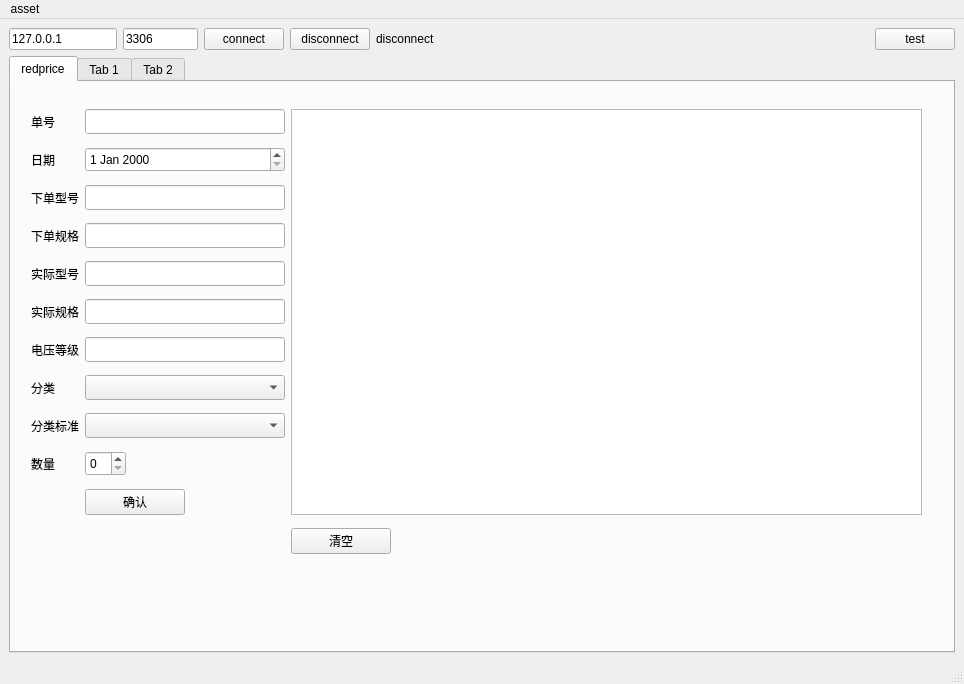
First picture: the form in ui/main.ui, repository LetMeHold/asset.management, before the edit.
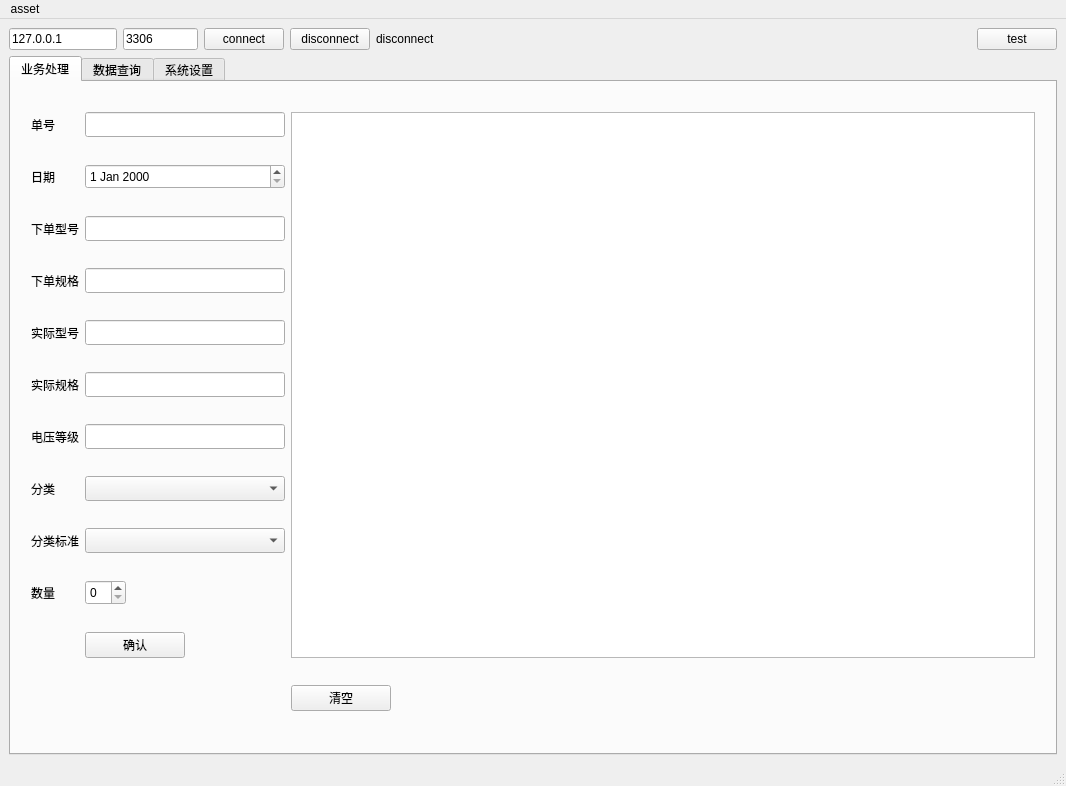
Second picture: the form after the edit. The open tabs and pages were chosen to show the change.

Commit message: 初步完成查询和展示数据的功能

Diff of the .ui file:
```diff
--- a/ui/main.ui
+++ b/ui/main.ui
@@ -6,8 +6,8 @@
    <rect>
     <x>0</x>
     <y>0</y>
-    <width>964</width>
-    <height>684</height>
+    <width>1066</width>
+    <height>786</height>
    </rect>
   </property>
   <property name="windowTitle">
@@ -135,20 +135,86 @@
       </property>
       <widget class="QWidget" name="tabVal">
        <attribute name="title">
-        <string>redprice</string>
+        <string>业务处理</string>
        </attribute>
-       <widget class="QWidget" name="layoutWidget">
-        <property name="geometry">
-         <rect>
-          <x>20</x>
-          <y>20</y>
-          <width>891</width>
-          <height>461</height>
-         </rect>
-        </property>
         <layout class="QGridLayout" name="gridLayout">
+        <property name="leftMargin">
+         <number>20</number>
+        </property>
+        <property name="rightMargin">
+         <number>20</number>
+        </property>
+        <item row="3" column="1">
+         <widget class="QLineEdit" name="edtOrderTyp">
+          <property name="sizePolicy">
+           <sizepolicy hsizetype="Fixed" vsizetype="Fixed">
+            <horstretch>0</horstretch>
+            <verstretch>0</verstretch>
+           </sizepolicy>
+          </property>
+          <property name="minimumSize">
+           <size>
+            <width>200</width>
+            <height>25</height>
+           </size>
+          </property>
+         </widget>
+        </item>
+        <item row="4" column="0">
+         <widget class="QLabel" name="label_9">
+          <property name="text">
+           <string>下单规格</string>
+          </property>
+         </widget>
+        </item>
+        <item row="5" column="1">
+         <widget class="QLineEdit" name="edtTyp">
+          <property name="sizePolicy">
+           <sizepolicy hsizetype="Fixed" vsizetype="Fixed">
+            <horstretch>0</horstretch>
+            <verstretch>0</verstretch>
+           </sizepolicy>
+          </property>
+          <property name="minimumSize">
+           <size>
+            <width>200</width>
+            <height>25</height>
+           </size>
+          </property>
+         </widget>
+        </item>
+        <item row="4" column="1">
+         <widget class="QLineEdit" name="edtOrderSpec">
+          <property name="sizePolicy">
+           <sizepolicy hsizetype="Fixed" vsizetype="Fixed">
+            <horstretch>0</horstretch>
+            <verstretch>0</verstretch>
+           </sizepolicy>
+          </property>
+          <property name="minimumSize">
+           <size>
+            <width>200</width>
+            <height>25</height>
+           </size>
+          </property>
+         </widget>
+        </item>
+        <item row="5" column="0">
+         <widget class="QLabel" name="label_2">
+          <property name="text">
+           <string>实际型号</string>
+          </property>
+         </widget>
+        </item>
+        <item row="8" column="0">
+         <widget class="QLabel" name="label_4">
+          <property name="text">
+           <string>分类</string>
+          </property>
+         </widget>
+        </item>
          <item row="8" column="1">
-          <widget class="QComboBox" name="cmbSn">
+         <widget class="QComboBox" name="cmbClass">
            <property name="sizePolicy">
             <sizepolicy hsizetype="Fixed" vsizetype="Fixed">
              <horstretch>0</horstretch>
@@ -164,22 +230,22 @@
           </widget>
          </item>
          <item row="9" column="1">
-          <widget class="QSpinBox" name="sbAmount">
+         <widget class="QComboBox" name="cmbSn">
            <property name="sizePolicy">
-            <sizepolicy hsizetype="Fixed" vsizetype="Maximum">
+           <sizepolicy hsizetype="Fixed" vsizetype="Fixed">
              <horstretch>0</horstretch>
              <verstretch>0</verstretch>
             </sizepolicy>
            </property>
            <property name="minimumSize">
             <size>
-             <width>0</width>
+            <width>200</width>
              <height>25</height>
             </size>
            </property>
           </widget>
          </item>
-         <item row="6" column="1">
+        <item row="7" column="1">
           <widget class="QLineEdit" name="edtVc">
            <property name="sizePolicy">
             <sizepolicy hsizetype="Fixed" vsizetype="Fixed">
@@ -195,7 +261,7 @@
            </property>
           </widget>
          </item>
-         <item row="6" column="0">
+        <item row="7" column="0">
           <widget class="QLabel" name="label">
            <property name="text">
             <string>电压等级</string>
@@ -203,43 +269,81 @@
           </widget>
          </item>
          <item row="9" column="0">
-          <widget class="QLabel" name="label_6">
-           <property name="text">
-            <string>数量</string>
-           </property>
-          </widget>
-         </item>
-         <item row="7" column="1">
-          <widget class="QComboBox" name="cmbClass">
-           <property name="sizePolicy">
-            <sizepolicy hsizetype="Fixed" vsizetype="Fixed">
-             <horstretch>0</horstretch>
-             <verstretch>0</verstretch>
-            </sizepolicy>
-           </property>
-           <property name="minimumSize">
-            <size>
-             <width>200</width>
-             <height>25</height>
-            </size>
-           </property>
-          </widget>
-         </item>
-         <item row="8" column="0">
           <widget class="QLabel" name="label_5">
            <property name="text">
             <string>分类标准</string>
            </property>
           </widget>
          </item>
-         <item row="7" column="0">
-          <widget class="QLabel" name="label_4">
+        <item row="10" column="0">
+         <widget class="QLabel" name="label_6">
            <property name="text">
-            <string>分类</string>
+           <string>数量</string>
            </property>
           </widget>
          </item>
-         <item row="5" column="1">
+        <item row="11" column="1">
+         <widget class="QPushButton" name="btnCount">
+          <property name="sizePolicy">
+           <sizepolicy hsizetype="Fixed" vsizetype="Fixed">
+            <horstretch>0</horstretch>
+            <verstretch>0</verstretch>
+           </sizepolicy>
+          </property>
+          <property name="minimumSize">
+           <size>
+            <width>100</width>
+            <height>25</height>
+           </size>
+          </property>
+          <property name="text">
+           <string>确认</string>
+          </property>
+         </widget>
+        </item>
+        <item row="10" column="1">
+         <widget class="QSpinBox" name="sbAmount">
+          <property name="sizePolicy">
+           <sizepolicy hsizetype="Fixed" vsizetype="Maximum">
+            <horstretch>0</horstretch>
+            <verstretch>0</verstretch>
+           </sizepolicy>
+          </property>
+          <property name="minimumSize">
+           <size>
+            <width>0</width>
+            <height>25</height>
+           </size>
+          </property>
+         </widget>
+        </item>
+        <item row="14" column="2">
+         <widget class="QPushButton" name="btnClear">
+          <property name="sizePolicy">
+           <sizepolicy hsizetype="Fixed" vsizetype="Fixed">
+            <horstretch>0</horstretch>
+            <verstretch>0</verstretch>
+           </sizepolicy>
+          </property>
+          <property name="minimumSize">
+           <size>
+            <width>100</width>
+            <height>25</height>
+           </size>
+          </property>
+          <property name="text">
+           <string>清空</string>
+          </property>
+         </widget>
+        </item>
+        <item row="6" column="0">
+         <widget class="QLabel" name="label_3">
+          <property name="text">
+           <string>实际规格</string>
+          </property>
+         </widget>
+        </item>
+        <item row="6" column="1">
           <widget class="QLineEdit" name="edtSpec">
            <property name="sizePolicy">
             <sizepolicy hsizetype="Fixed" vsizetype="Fixed">
@@ -255,33 +359,40 @@
            </property>
           </widget>
          </item>
-         <item row="4" column="1">
-          <widget class="QLineEdit" name="edtTyp">
-           <property name="sizePolicy">
-            <sizepolicy hsizetype="Fixed" vsizetype="Fixed">
-             <horstretch>0</horstretch>
-             <verstretch>0</verstretch>
-            </sizepolicy>
-           </property>
-           <property name="minimumSize">
-            <size>
-             <width>200</width>
-             <height>25</height>
-            </size>
-           </property>
-          </widget>
+        <item row="1" column="2" rowspan="11">
+         <widget class="QTextEdit" name="edtInfo"/>
          </item>
          <item row="2" column="0">
+         <widget class="QLabel" name="label_10">
+          <property name="text">
+           <string>日期</string>
+          </property>
+         </widget>
+        </item>
+        <item row="2" column="1">
+         <widget class="QDateEdit" name="edtDate">
+          <property name="sizePolicy">
+           <sizepolicy hsizetype="Fixed" vsizetype="Fixed">
+            <horstretch>0</horstretch>
+            <verstretch>0</verstretch>
+           </sizepolicy>
+          </property>
+          <property name="minimumSize">
+           <size>
+            <width>200</width>
+            <height>25</height>
+           </size>
+          </property>
+         </widget>
+        </item>
+        <item row="3" column="0">
           <widget class="QLabel" name="label_8">
            <property name="text">
             <string>下单型号</string>
            </property>
           </widget>
          </item>
-         <item row="0" column="2" rowspan="11">
-          <widget class="QTextEdit" name="edtInfo"/>
-         </item>
-         <item row="0" column="0">
+        <item row="1" column="0">
           <widget class="QLabel" name="label_7">
            <property name="text">
             <string>单号</string>
@@ -289,75 +400,6 @@
           </widget>
          </item>
          <item row="1" column="1">
-          <widget class="QDateEdit" name="edtDate">
-           <property name="sizePolicy">
-            <sizepolicy hsizetype="Fixed" vsizetype="Fixed">
-             <horstretch>0</horstretch>
-             <verstretch>0</verstretch>
-            </sizepolicy>
-           </property>
-           <property name="minimumSize">
-            <size>
-             <width>200</width>
-             <height>25</height>
-            </size>
-           </property>
-          </widget>
-         </item>
-         <item row="1" column="0">
-          <widget class="QLabel" name="label_10">
-           <property name="text">
-            <string>日期</string>
-           </property>
-          </widget>
-         </item>
-         <item row="3" column="1">
-          <widget class="QLineEdit" name="edtOrderSpec">
-           <property name="sizePolicy">
-            <sizepolicy hsizetype="Fixed" vsizetype="Fixed">
-             <horstretch>0</horstretch>
-             <verstretch>0</verstretch>
-            </sizepolicy>
-           </property>
-           <property name="minimumSize">
-            <size>
-             <width>200</width>
-             <height>25</height>
-            </size>
-           </property>
-          </widget>
-         </item>
-         <item row="5" column="0">
-          <widget class="QLabel" name="label_3">
-           <property name="text">
-            <string>实际规格</string>
-           </property>
-          </widget>
-         </item>
-         <item row="4" column="0">
-          <widget class="QLabel" name="label_2">
-           <property name="text">
-            <string>实际型号</string>
-           </property>
-          </widget>
-         </item>
-         <item row="2" column="1">
-          <widget class="QLineEdit" name="edtOrderTyp">
-           <property name="sizePolicy">
-            <sizepolicy hsizetype="Fixed" vsizetype="Fixed">
-             <horstretch>0</horstretch>
-             <verstretch>0</verstretch>
-            </sizepolicy>
-           </property>
-           <property name="minimumSize">
-            <size>
-             <width>200</width>
-             <height>25</height>
-            </size>
-           </property>
-          </widget>
-         </item>
-         <item row="0" column="1">
           <widget class="QLineEdit" name="edtOrder">
            <property name="sizePolicy">
             <sizepolicy hsizetype="Fixed" vsizetype="Fixed">
@@ -373,77 +415,56 @@
            </property>
           </widget>
          </item>
-         <item row="3" column="0">
-          <widget class="QLabel" name="label_9">
-           <property name="text">
-            <string>下单规格</string>
-           </property>
-          </widget>
-         </item>
-         <item row="11" column="2">
-          <widget class="QPushButton" name="btnClear">
-           <property name="sizePolicy">
-            <sizepolicy hsizetype="Fixed" vsizetype="Fixed">
-             <horstretch>0</horstretch>
-             <verstretch>0</verstretch>
-            </sizepolicy>
-           </property>
-           <property name="minimumSize">
-            <size>
-             <width>100</width>
-             <height>25</height>
-            </size>
-           </property>
-           <property name="text">
-            <string>清空</string>
-           </property>
-          </widget>
-         </item>
-         <item row="10" column="1">
-          <widget class="QPushButton" name="btnCount">
+       </layout>
+      </widget>
+      <widget class="QWidget" name="tabData">
+       <attribute name="title">
+        <string>数据查询</string>
+       </attribute>
+       <layout class="QVBoxLayout" name="verticalLayout_3">
+        <property name="leftMargin">
+         <number>20</number>
+        </property>
+        <property name="topMargin">
+         <number>20</number>
+        </property>
+        <property name="rightMargin">
+         <number>20</number>
+        </property>
+        <property name="bottomMargin">
+         <number>20</number>
+        </property>
+        <item>
+         <widget class="QPushButton" name="btnQuery">
            <property name="sizePolicy">
             <sizepolicy hsizetype="Fixed" vsizetype="Fixed">
              <horstretch>0</horstretch>
              <verstretch>0</verstretch>
             </sizepolicy>
            </property>
-           <property name="minimumSize">
-            <size>
-             <width>100</width>
-             <height>25</height>
-            </size>
-           </property>
            <property name="text">
-            <string>确认</string>
+           <string>查询</string>
            </property>
           </widget>
          </item>
-        </layout>
-       </widget>
-       <zorder>layoutWidget</zorder>
-       <zorder>edtInfo</zorder>
-      </widget>
-      <widget class="QWidget" name="tab">
-       <attribute name="title">
-        <string>Tab 1</string>
-       </attribute>
-       <widget class="QPushButton" name="pushButton">
-        <property name="geometry">
-         <rect>
-          <x>140</x>
-          <y>130</y>
-          <width>93</width>
-          <height>28</height>
-         </rect>
-        </property>
-        <property name="text">
-         <string>1111</string>
-        </property>
-       </widget>
+        <item>
+         <widget class="QTableWidget" name="twData">
+          <property name="editTriggers">
+           <set>QAbstractItemView::NoEditTriggers</set>
+          </property>
+          <property name="selectionBehavior">
+           <enum>QAbstractItemView::SelectRows</enum>
+          </property>
+          <attribute name="horizontalHeaderHighlightSections">
+           <bool>false</bool>
+          </attribute>
+         </widget>
+        </item>
+       </layout>
       </widget>
       <widget class="QWidget" name="tab_2">
        <attribute name="title">
-        <string>Tab 2</string>
+        <string>系统设置</string>
        </attribute>
        <widget class="QPushButton" name="pushButton_2">
         <property name="geometry">
@@ -468,7 +489,7 @@
     <rect>
      <x>0</x>
      <y>0</y>
-     <width>964</width>
+     <width>1066</width>
      <height>26</height>
     </rect>
    </property>
```
Left out of the diff: 19 changed lines with no effect on the pictures. Lines whose indentation alone changed are shown as unchanged. The commit also changes 4 other files.
